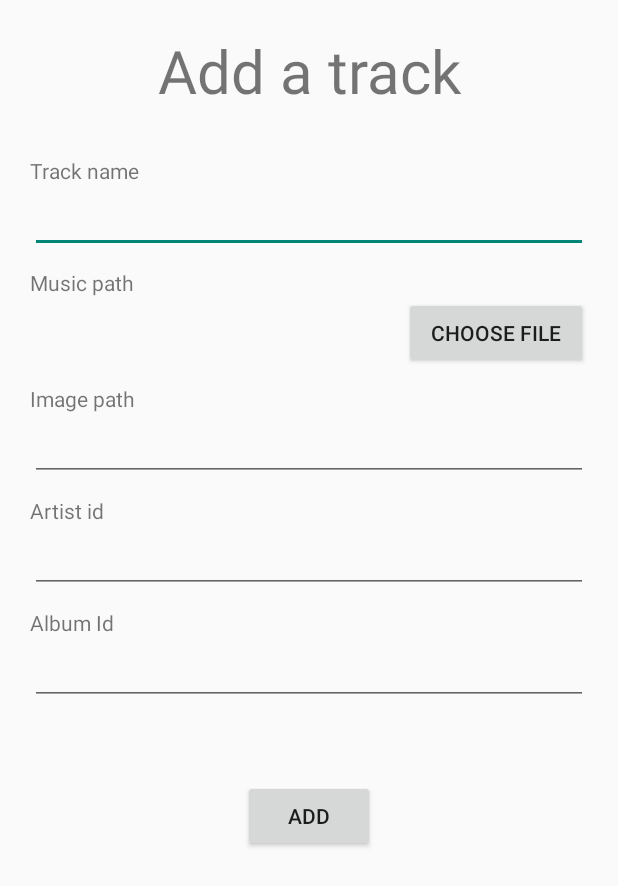
After one commit to flomSStaar/AudiumMobile, an Android app: the layout activity_add_track.xml on its own in the app's theme, with its tools: preview values and no code run, on a phone screen of 412 x 824 dp. The commit adds this screen. Shown: the top 886 px of the screen. Run offline under Robolectric (Android 15) with nearby library versions, the phone set to English and light mode, and no system bars.

Commit message:
Modification de l'ajout d'une musique.

```diff
--- /dev/null
+++ b/app/src/main/java/uqac/dim/audium/firebase/FirebaseUtils.java
@@ -0,0 +1,6 @@
+package uqac.dim.audium.firebase;
+
+public class FirebaseUtils {
+    public static final String TRACK_FILE_PATH = "tracks";
+    public static final String IMAGE_FILE_PATH = "images";
+}
--- /dev/null
+++ b/app/src/main/res/layout/activity_add_track.xml
@@ -0,0 +1,110 @@
+<?xml version="1.0" encoding="utf-8"?>
+<LinearLayout xmlns:android="http://schemas.android.com/apk/res/android"
+    android:layout_width="match_parent"
+    android:layout_height="match_parent"
+    android:orientation="vertical">
+
+    <TextView
+        android:layout_width="match_parent"
+        android:layout_height="wrap_content"
+        android:layout_marginVertical="20sp"
+        android:gravity="center"
+        android:text="@string/add_track"
+        android:textSize="40sp" />
+
+    <TextView
+        android:layout_width="match_parent"
+        android:layout_height="wrap_content"
+        android:layout_marginStart="20sp"
+        android:layout_marginTop="10sp"
+        android:text="@string/track_name" />
+
+    <EditText
+        android:id="@+id/edit_track_name"
+        android:layout_width="match_parent"
+        android:layout_height="wrap_content"
+        android:layout_marginHorizontal="20sp"
+        android:inputType="text" />
+
+    <TextView
+        android:layout_width="match_parent"
+        android:layout_height="wrap_content"
+        android:layout_marginStart="20sp"
+        android:layout_marginTop="10sp"
+        android:text="@string/music_path" />
+
+    <LinearLayout
+        android:layout_width="match_parent"
+        android:layout_height="wrap_content"
+        android:layout_marginHorizontal="20sp"
+        android:orientation="horizontal">
+
+        <TextView
+            android:id="@+id/tv_track_path"
+            android:layout_width="0dp"
+            android:layout_height="wrap_content"
+            android:layout_gravity="center"
+            android:layout_marginEnd="5dp"
+            android:layout_weight="4" />
+
+        <Button
+            android:id="@+id/btn_choose_track_file"
+            android:layout_width="0dp"
+            android:layout_height="wrap_content"
+            android:layout_weight="2"
+            android:text="@string/choose_file" />
+
+    </LinearLayout>
+
+
+    <TextView
+        android:layout_width="match_parent"
+        android:layout_height="wrap_content"
+        android:layout_marginStart="20sp"
+        android:layout_marginTop="10sp"
+        android:text="@string/image_path" />
+
+    <EditText
+        android:id="@+id/edit_image_path"
+        android:layout_width="match_parent"
+        android:layout_height="wrap_content"
+        android:layout_marginHorizontal="20sp"
+        android:inputType="text" />
+
+    <TextView
+        android:layout_width="match_parent"
+        android:layout_height="wrap_content"
+        android:layout_marginStart="20sp"
+        android:layout_marginTop="10sp"
+        android:text="@string/artist_id" />
+
+    <EditText
+        android:id="@+id/edit_artist_id"
+        android:layout_width="match_parent"
+        android:layout_height="wrap_content"
+        android:layout_marginHorizontal="20sp"
+        android:inputType="number" />
+
+    <TextView
+        android:layout_width="match_parent"
+        android:layout_height="wrap_content"
+        android:layout_marginStart="20sp"
+        android:layout_marginTop="10sp"
+        android:text="@string/album_id" />
+
+    <EditText
+        android:id="@+id/edit_album_id"
+        android:layout_width="match_parent"
+        android:layout_height="wrap_content"
+        android:layout_marginHorizontal="20sp"
+        android:inputType="number" />
+
+    <Button
+        android:id="@+id/btn_add"
+        android:layout_width="wrap_content"
+        android:layout_height="wrap_content"
+        android:layout_gravity="center"
+        android:layout_marginTop="50sp"
+        android:text="@string/add" />
+
+</LinearLayout>
--- a/app/src/main/res/layout/admin_fragment.xml
+++ b/app/src/main/res/layout/admin_fragment.xml
@@ -44,11 +44,11 @@
             android:text="@string/manage_tracks" />
 
         <Button
-            android:id="@+id/btn_upload_file"
+            android:id="@+id/btn_add_track"
             android:layout_width="0dp"
             android:layout_height="wrap_content"
             android:layout_weight="1"
-            android:text="Upload file" />
+            android:text="Add track" />
 
     </LinearLayout>
 
--- a/app/src/main/res/values/strings.xml
+++ b/app/src/main/res/values/strings.xml
@@ -51,4 +51,10 @@
     <string name="title">Title</string>
     <string name="description">Description</string>
     <string name="add_album">Add Album</string>
+    <string name="track_name">Track name</string>
+    <string name="music_path">Music path</string>
+    <string name="artist_id">Artist id</string>
+    <string name="album_id">Album Id</string>
+    <string name="choose_file">Choose file</string>
+    <string name="add_track">Add a track</string>
 </resources>
```
Also changed, not shown: app/src/main/java/uqac/dim/audium/activity/UploadTrackActivity.java (deleted, +0 -97 lines), app/src/main/java/uqac/dim/audium/activity/admin/AddTrackActivity.java (added, +113 -0 lines), app/src/main/java/uqac/dim/audium/fragment/AdminFragment.java (+6 -6 lines), app/src/main/res/layout/activity_upload_track.xml (deleted, +0 -35 lines), 1 other file.
